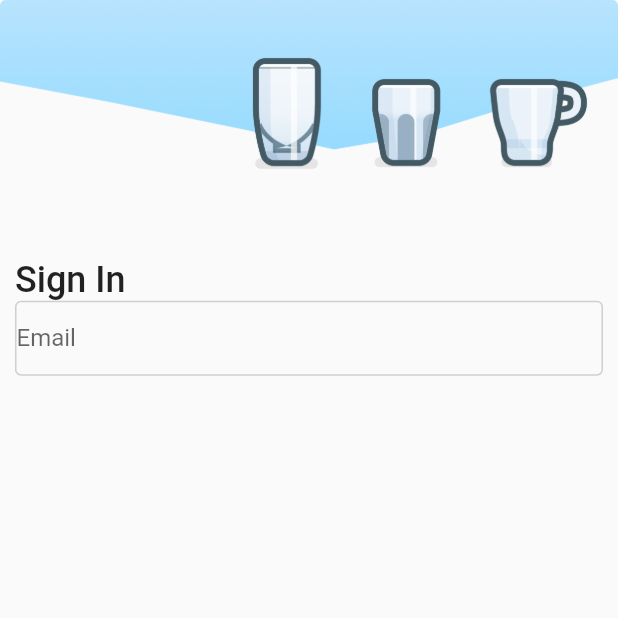
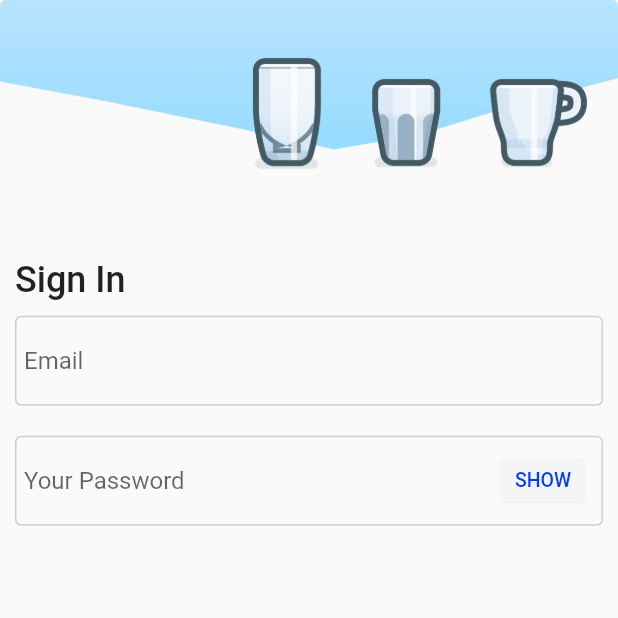
Before and after one commit to mroom-software/mr-smart-dock-mobile, a Flutter app: the screen it shows after launch, on a phone screen of 412 x 824 dp, the top half of it. Run offline on Flutter 3.47's test engine with Material 2 defaults, Android fonts, the phone set to English and light mode, and no system bars; Roboto replaces fonts that are missing (Avenir).

Commit message:
[Login screen] Update UI

```diff
--- a/lib/screens/login.dart
+++ b/lib/screens/login.dart
@@ -27,16 +27,75 @@ class LoginScreen extends StatelessWidget {
                         style: Theme.of(context).textTheme.headline,
                       ),
                     ),
+                    SizedBox(
+                      height: 10,
+                    ),
                     Container(
                       decoration: BoxDecoration(
                         border: Border.all(color: Theme.of(context).accentColor),
                         borderRadius: BorderRadius.all(Radius.circular(4.0)),
                       ),
-                      child: TextFormField(
-                        decoration: InputDecoration(
-                          border: InputBorder.none,
-                          hintText: 'Email',
+                      child: Padding(
+                        padding: const EdgeInsets.all(5),
+                        child: TextFormField(
+                          decoration: InputDecoration(
+                            border: InputBorder.none,
+                            hintText: 'Email',
+                          ),
                         ),
+                      ),
+                    ),
+                    SizedBox(
+                      height: 20,
+                    ),
+                    Container(
+                      decoration: BoxDecoration(
+                        border: Border.all(color: Theme.of(context).accentColor),
+                        borderRadius: BorderRadius.all(Radius.circular(4.0)),
+                      ),
+                      child: Row(
+                        children: <Widget>[
+                          Expanded(
+                            flex: 8,
+                            child: Padding(
+                              padding: const EdgeInsets.all(5),
+                              child: TextFormField(
+                                decoration: InputDecoration(
+                                  border: InputBorder.none,
+                                  hintText: 'Your Password',
+                                ),
+                              ),
+                            ),
+                          ),
+                          Expanded(
+                            flex: 2,
+                            child: Container(
+                              height: 30,
+                              margin: const EdgeInsets.symmetric(horizontal: 10),
+                              decoration: BoxDecoration(
+                                color: Color(0xFFF5F5F5),
+                                border: Border.all(color: Color(0xFFF5F5F5)),
+                                borderRadius: BorderRadius.all(Radius.circular(4.0)),
+                              ),
+                              child: Center(
+                                child: InkWell(
+                                  onTap: () {
+
+                                  },
+                                  child: Text(
+                                    'SHOW',
+                                    style: TextStyle(
+                                      fontSize: 13.0,
+                                      fontWeight: FontWeight.w500,
+                                      color: Color(0xFF003BFF),
+                                    ),
+                                  ),
+                                ),
+                              ),
+                            ),
+                          ),
+
+                        ],
                       ),
                     ),
                   ],
```
Also changed, not shown: lib/widgets/button_icon_widget.dart (added), lib/widgets/button_widget.dart (added), 1 other file.
